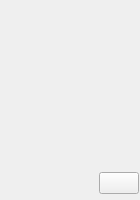
The window that ui/character_card.ui (zkovari/plotlyst) describes before a commit, drawn with Qt 5.
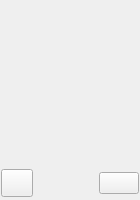
The same window after the commit. Custom widgets are drawn as their Qt base class.

Commit message: Replace enneagram label with button on character card

```diff
--- a/ui/character_card.ui
+++ b/ui/character_card.ui
@@ -119,16 +119,19 @@
        <number>2</number>
       </property>
       <item>
-       <widget class="QLabel" name="lblEnneagram">
-        <property name="minimumSize">
-         <size>
-          <width>32</width>
-          <height>32</height>
-         </size>
+       <widget class="QToolButton" name="btnEnneagram">
+        <property name="enabled">
+         <bool>true</bool>
         </property>
         <property name="text">
          <string/>
         </property>
+        <property name="iconSize">
+         <size>
+          <width>24</width>
+          <height>24</height>
+         </size>
+        </property>
        </widget>
       </item>
       <item>
```
Left out of the diff: 8 changed lines with no effect on the pictures. The commit also changes 1 other file.
